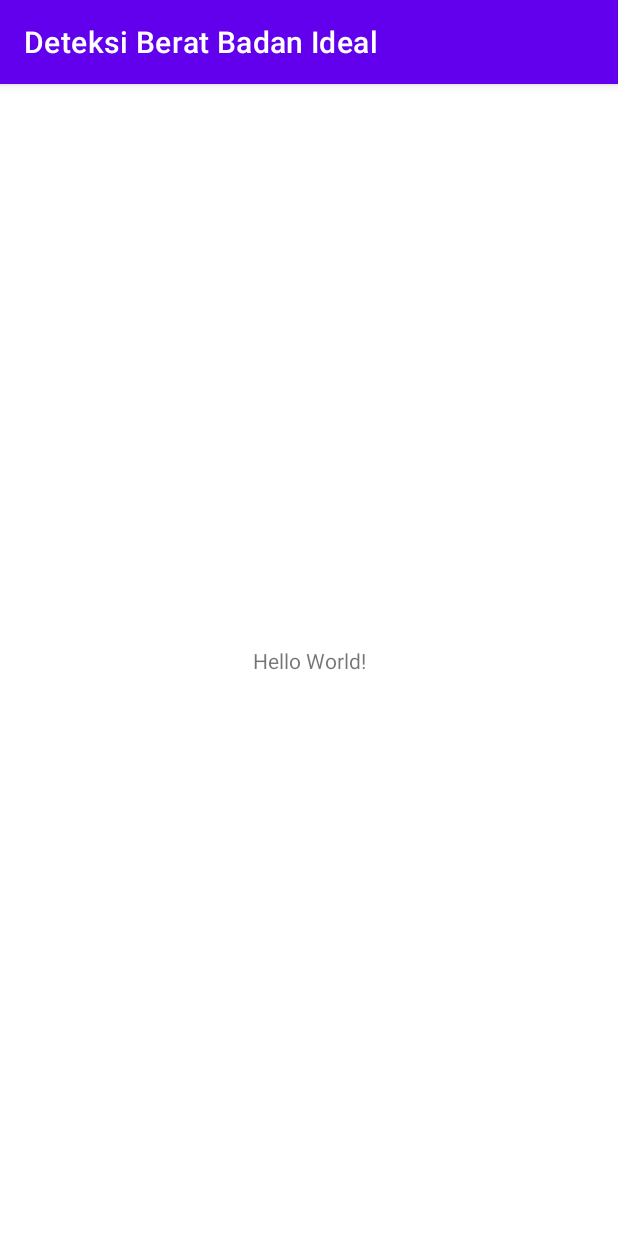
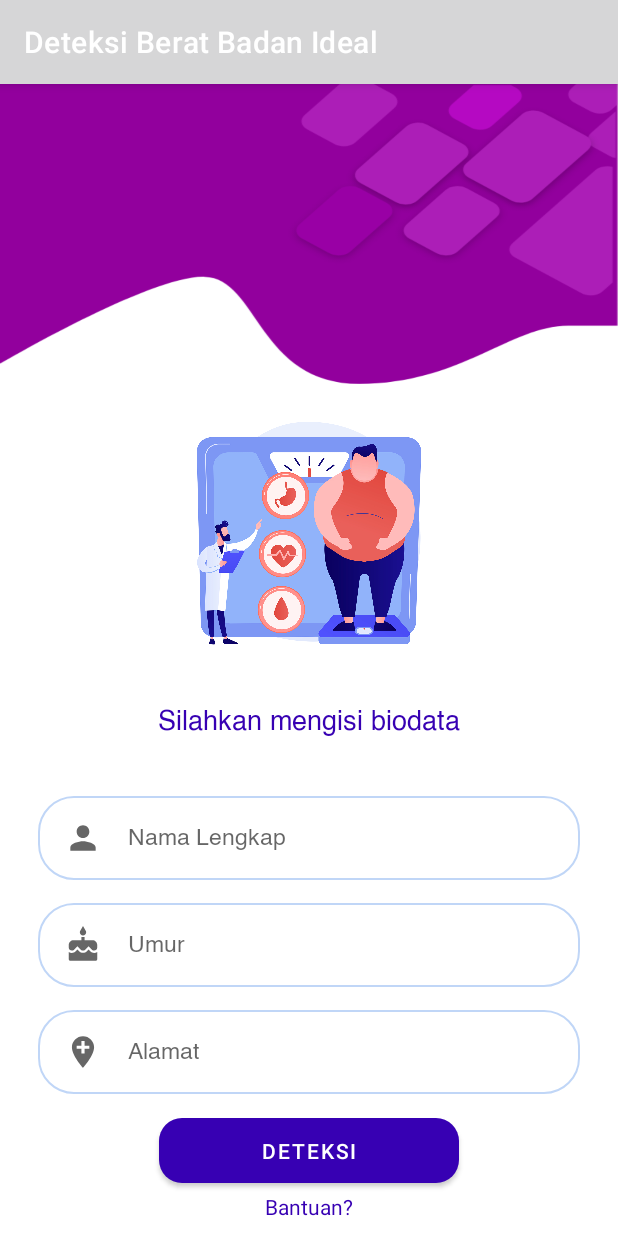
Before and after one commit to maccalab/berat-badan-ideal-mobile, an Android app: the screen it shows after launch (MainActivity), on a phone screen of 412 x 824 dp. Run offline under Robolectric (Android 15) with nearby library versions, the phone set to English and light mode, and no system bars.

Commit message:
add icons

```diff
--- /dev/null
+++ b/app/src/main/res/drawable/blue_border_round_corner.xml
@@ -0,0 +1,6 @@
+<?xml version="1.0" encoding="utf-8"?>
+<shape xmlns:android="http://schemas.android.com/apk/res/android">
+    <solid android:color="#FFFFFF"/>
+    <stroke android:color="#c0d6f7" android:width="1.3dp"/>
+    <corners android:radius="23dp"/>
+</shape>
--- /dev/null
+++ b/app/src/main/res/drawable/cursor_color.xml
@@ -0,0 +1,5 @@
+<?xml version="1.0" encoding="utf-8"?>
+<shape xmlns:android="http://schemas.android.com/apk/res/android">
+    <size android:width="2dp" />
+    <solid android:color="#1ea5ff"  />
+</shape>
--- /dev/null
+++ b/app/src/main/res/drawable/ic_cake.xml
@@ -0,0 +1,10 @@
+<vector xmlns:android="http://schemas.android.com/apk/res/android"
+    android:width="24dp"
+    android:height="24dp"
+    android:viewportWidth="24"
+    android:viewportHeight="24"
+    android:tint="?attr/colorControlNormal">
+  <path
+      android:fillColor="@android:color/white"
+      android:pathData="M12,6c1.11,0 2,-0.9 2,-2 0,-0.38 -0.1,-0.73 -0.29,-1.03L12,0l-1.71,2.97c-0.19,0.3 -0.29,0.65 -0.29,1.03 0,1.1 0.9,2 2,2zM16.6,15.99l-1.07,-1.07 -1.08,1.07c-1.3,1.3 -3.58,1.31 -4.89,0l-1.07,-1.07 -1.09,1.07C6.75,16.64 5.88,17 4.96,17c-0.73,0 -1.4,-0.23 -1.96,-0.61L3,21c0,0.55 0.45,1 1,1h16c0.55,0 1,-0.45 1,-1v-4.61c-0.56,0.38 -1.23,0.61 -1.96,0.61 -0.92,0 -1.79,-0.36 -2.44,-1.01zM18,9h-5L13,7h-2v2L6,9c-1.66,0 -3,1.34 -3,3v1.54c0,1.08 0.88,1.96 1.96,1.96 0.52,0 1.02,-0.2 1.38,-0.57l2.14,-2.13 2.13,2.13c0.74,0.74 2.03,0.74 2.77,0l2.14,-2.13 2.13,2.13c0.37,0.37 0.86,0.57 1.38,0.57 1.08,0 1.96,-0.88 1.96,-1.96L20.99,12C21,10.34 19.66,9 18,9z"/>
+</vector>
--- /dev/null
+++ b/app/src/main/res/drawable/ic_location.xml
@@ -0,0 +1,10 @@
+<vector xmlns:android="http://schemas.android.com/apk/res/android"
+    android:width="24dp"
+    android:height="24dp"
+    android:viewportWidth="24"
+    android:viewportHeight="24"
+    android:tint="?attr/colorControlNormal">
+  <path
+      android:fillColor="@android:color/white"
+      android:pathData="M12,2C8.14,2 5,5.14 5,9c0,5.25 7,13 7,13s7,-7.75 7,-13c0,-3.86 -3.14,-7 -7,-7zM16,10h-3v3h-2v-3L8,10L8,8h3L11,5h2v3h3v2z"/>
+</vector>
--- /dev/null
+++ b/app/src/main/res/drawable/ic_user.xml
@@ -0,0 +1,10 @@
+<vector xmlns:android="http://schemas.android.com/apk/res/android"
+    android:width="24dp"
+    android:height="24dp"
+    android:viewportWidth="24"
+    android:viewportHeight="24"
+    android:tint="?attr/colorControlNormal">
+  <path
+      android:fillColor="@android:color/white"
+      android:pathData="M12,12c2.21,0 4,-1.79 4,-4s-1.79,-4 -4,-4 -4,1.79 -4,4 1.79,4 4,4zM12,14c-2.67,0 -8,1.34 -8,4v2h16v-2c0,-2.66 -5.33,-4 -8,-4z"/>
+</vector>
--- a/app/src/main/res/layout/activity_main.xml
+++ b/app/src/main/res/layout/activity_main.xml
@@ -1,18 +1,183 @@
 <?xml version="1.0" encoding="utf-8"?>
-<androidx.constraintlayout.widget.ConstraintLayout xmlns:android="http://schemas.android.com/apk/res/android"
+<LinearLayout
+    xmlns:android="http://schemas.android.com/apk/res/android"
     xmlns:app="http://schemas.android.com/apk/res-auto"
     xmlns:tools="http://schemas.android.com/tools"
     android:layout_width="match_parent"
     android:layout_height="match_parent"
+    android:orientation="vertical"
     tools:context=".MainActivity">
+
+    <RelativeLayout
+        android:layout_width="match_parent"
+        android:layout_height="wrap_content">
+
+        <ImageView
+            android:layout_width="match_parent"
+            android:layout_height="200dp"
+            android:src="@drawable/top_background"
+            android:scaleType="fitXY"/>
+
+        <ImageView
+            android:layout_width="200dp"
+            android:layout_height="200dp"
+            android:layout_centerHorizontal="true"
+            android:layout_marginTop="200dp"
+            android:src="@drawable/landing_logo" />
+
+    </RelativeLayout>
 
     <TextView
         android:layout_width="wrap_content"
         android:layout_height="wrap_content"
-        android:text="Hello World!"
-        app:layout_constraintBottom_toBottomOf="parent"
-        app:layout_constraintLeft_toLeftOf="parent"
-        app:layout_constraintRight_toRightOf="parent"
-        app:layout_constraintTop_toTopOf="parent" />
+        android:layout_margin="10dp"
+        android:layout_gravity="center"
+        android:textSize="18sp"
+        android:text="Silahkan mengisi biodata"
+        android:fontFamily="@font/helvetica"
+        android:textColor="@color/colorPrimaryDark"/>
 
-</androidx.constraintlayout.widget.ConstraintLayout>
+    <LinearLayout
+        android:layout_width="match_parent"
+        android:layout_height="wrap_content"
+        android:orientation="vertical">
+
+
+        <RelativeLayout
+            android:id="@+id/rl_name_container"
+            android:layout_width="match_parent"
+            android:layout_height="wrap_content"
+            android:layout_marginStart="25dp"
+            android:layout_marginTop="25dp"
+            android:layout_marginEnd="25dp"
+            android:background="@drawable/blue_border_round_corner">
+
+
+            <EditText
+                android:id="@+id/et_nama"
+                android:layout_width="match_parent"
+                android:layout_height="wrap_content"
+                android:layout_toEndOf="@+id/ic_nama"
+                android:background="#00FFFFFF"
+                android:fontFamily="@font/helvetica"
+                android:hint="Nama Lengkap"
+                android:inputType="text"
+                android:maxLength="25"
+                android:maxLines="1"
+                android:paddingStart="17dp"
+                android:paddingTop="15dp"
+                android:paddingBottom="15dp"
+                android:textCursorDrawable="@drawable/cursor_color"
+                android:textSize="15sp" />
+
+            <ImageView
+                android:id="@+id/ic_nama"
+                android:layout_width="25dp"
+                android:layout_height="25dp"
+                android:layout_centerVertical="true"
+                android:layout_marginStart="17dp"
+                android:src="@drawable/ic_user" />
+
+        </RelativeLayout>
+
+        <RelativeLayout
+            android:id="@+id/rl_username_container"
+            android:layout_width="match_parent"
+            android:layout_height="wrap_content"
+            android:layout_marginStart="25dp"
+            android:layout_marginTop="15dp"
+            android:layout_marginEnd="25dp"
+            android:background="@drawable/blue_border_round_corner">
+
+
+            <EditText
+                android:id="@+id/et_umur"
+                android:layout_width="match_parent"
+                android:layout_height="wrap_content"
+                android:layout_toEndOf="@+id/ic_umur"
+                android:background="#00FFFFFF"
+                android:fontFamily="@font/helvetica"
+                android:hint="Umur"
+                android:inputType="text"
+                android:maxLength="25"
+                android:maxLines="1"
+                android:paddingStart="17dp"
+                android:paddingTop="15dp"
+                android:paddingBottom="15dp"
+                android:textCursorDrawable="@drawable/cursor_color"
+                android:textSize="15sp" />
+
+            <ImageView
+                android:id="@+id/ic_umur"
+                android:layout_width="25dp"
+                android:layout_height="25dp"
+                android:layout_centerVertical="true"
+                android:layout_marginStart="17dp"
+                android:src="@drawable/ic_cake" />
+
+        </RelativeLayout>
+
+        <RelativeLayout
+            android:id="@+id/rl_alamat_container"
+            android:layout_width="match_parent"
+            android:layout_height="wrap_content"
+            android:layout_marginStart="25dp"
+            android:layout_marginTop="15dp"
+            android:layout_marginEnd="25dp"
+            android:background="@drawable/blue_border_round_corner">
+
+
+            <EditText
+                android:id="@+id/et_alamat"
+                android:layout_width="match_parent"
+                android:layout_height="wrap_content"
+                android:layout_toEndOf="@+id/ic_alamat"
+                android:background="#00FFFFFF"
+                android:fontFamily="@font/helvetica"
+                android:hint="Alamat"
+                android:inputType="text"
+                android:maxLength="25"
+                android:maxLines="1"
+                android:paddingStart="17dp"
+                android:paddingTop="15dp"
+                android:paddingBottom="15dp"
+                android:textCursorDrawable="@drawable/cursor_color"
+                android:textSize="15sp" />
+
+            <ImageView
+                android:id="@+id/ic_alamat"
+                android:layout_width="25dp"
+                android:layout_height="25dp"
+                android:layout_centerVertical="true"
+                android:layout_marginStart="17dp"
+                android:src="@drawable/ic_location" />
+
+        </RelativeLayout>
+
+    </LinearLayout>
+
+    <LinearLayout
+        android:layout_marginTop="10dp"
+        android:layout_width="match_parent"
+        android:layout_height="wrap_content"
+        android:gravity="center"
+        android:orientation="vertical">
+
+        <com.google.android.material.button.MaterialButton
+            android:id="@+id/btn_login"
+            android:layout_width="200dp"
+            android:layout_height="55dp"
+            android:text="Deteksi"
+            app:cornerRadius="15dp"
+            app:backgroundTint="@color/colorPrimaryDark"/>
+
+        <TextView
+            android:id="@+id/tv_bantuan"
+            android:layout_width="wrap_content"
+            android:layout_height="wrap_content"
+            android:text="Bantuan?"
+            android:textColor="@color/colorPrimaryDark"/>
+
+    </LinearLayout>
+
+</LinearLayout>
--- a/app/src/main/res/values/colors.xml
+++ b/app/src/main/res/values/colors.xml
@@ -1,10 +1,13 @@
 <?xml version="1.0" encoding="utf-8"?>
 <resources>
-    <color name="purple_200">#FFBB86FC</color>
-    <color name="purple_500">#FF6200EE</color>
-    <color name="purple_700">#FF3700B3</color>
-    <color name="teal_200">#FF03DAC5</color>
-    <color name="teal_700">#FF018786</color>
-    <color name="black">#FF000000</color>
-    <color name="white">#FFFFFFFF</color>
+    <color name="colorPrimary">#6200EE</color>
+    <color name="colorPrimaryDark">#3700B3</color>
+    <color name="colorAccent">#6200EE</color>
+<!--    <color name="colorAccent">#03DAC5</color>-->
+    <color name="black">#000000</color>
+    <color name="white">#FFFFFF</color>
+    <color name="grey">#F4F1F1</color>
+    <color name="transparent">#00FFFFFF</color>
+    <color name="orange">#FA7716</color>
+    <color name="purple">#92009D</color>
 </resources>
```
Also changed, not shown: app/src/main/res/drawable/landing_logo.png (added), app/src/main/res/drawable/top_background.png (added), app/src/main/res/font/helvetica.ttf (added), app/src/main/res/font/helveticabold.ttf (added), app/src/main/res/font/helveticaroundedbold.otf (added), app/src/main/res/font/montserrat.ttf (added), app/src/main/res/font/neosans.otf (added), app/src/main/res/font/sansmedium.ttf (added).
